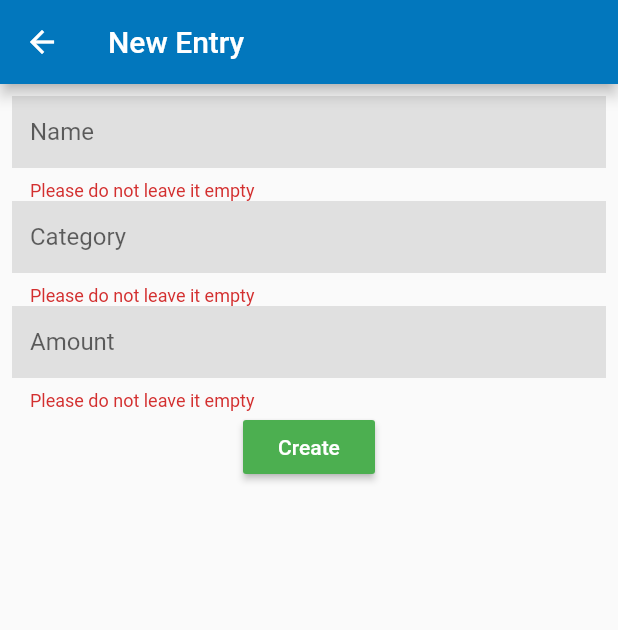
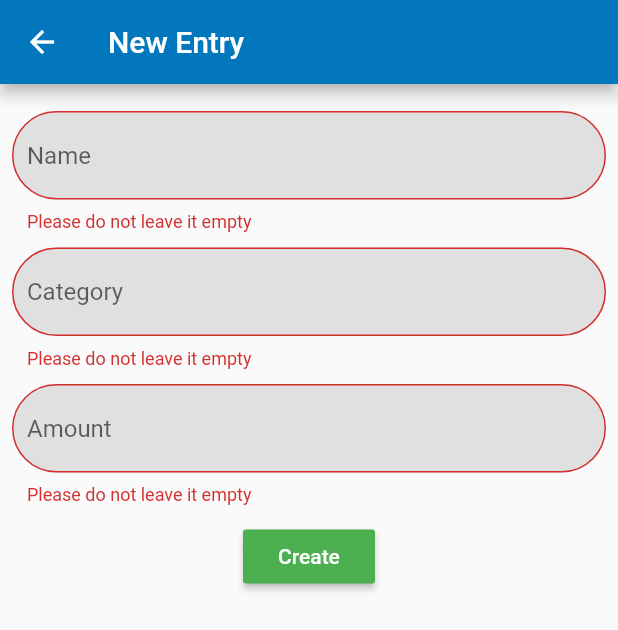
Before and after one commit to CheeSengg/BoLui, a Flutter app: the EntryPage screen opened directly, after a tap on "Create", on a phone screen of 412 x 824 dp. Shown: the top 630 px of the screen. Run offline on Flutter 3.47's test engine with Material 2 defaults, Android fonts, the phone set to English and light mode, and no system bars; our stand-ins replace charts_flutter, cloud_firestore, firebase_auth, table_calendar; missing offline and left inert: date_utils; accounts and stored records are empty.

Commit message:
Improved UI, sorted Code, Added numberTextField in new_entry

```diff
--- a/lib/screens/home_page.dart
+++ b/lib/screens/home_page.dart
@@ -67,7 +67,7 @@ class _HomePageState extends State<HomePage> {
             onPressed: () {
               Navigator.push(
                 context,
-                MaterialPageRoute(builder: (context) => EntryPage()),
+                MaterialPageRoute(builder: (context) => new EntryPage()),
               );
             },
           ),
@@ -96,6 +96,7 @@ class _HomePageState extends State<HomePage> {
         body: spendingCategories());
   }
 
+  //Widget tree for all components
   Widget collapseWindow() {
     return Column(
       children: <Widget>[
--- a/lib/screens/new_entry.dart
+++ b/lib/screens/new_entry.dart
@@ -1,8 +1,8 @@
-
 import 'package:firebase_auth/firebase_auth.dart';
 import 'package:flutter/material.dart';
 import 'package:cloud_firestore/cloud_firestore.dart';
-
+import 'package:flutter/services.dart';
+import 'package:intl/intl.dart';
 
 class EntryPage extends StatefulWidget {
   @override
@@ -10,6 +10,7 @@ class EntryPage extends StatefulWidget {
     return _EntryPage();
   }
 }
+
 //TODO: include time based entry
 class _EntryPage extends State<EntryPage> {
   String id;
@@ -28,49 +29,30 @@ class _EntryPage extends State<EntryPage> {
       body: Container(
         padding: EdgeInsets.all(8),
         child: new Form(
-            key: _formKey,
-            child: new Column(
-              children: buildInputs(),
+          key: _formKey,
+          child: new Column(
+            children: buildInputs(),
           ),
         ),
       ),
     );
   }
 
-
   List<Widget> buildInputs() {
     return [
+      Padding(padding: EdgeInsets.only(bottom: 10),),
+      inputBox('Name', 'Please do not leave it empty'),
+      Padding(padding: EdgeInsets.only(bottom: 10),),
+      inputBox('Category', 'Please do not leave it empty'),
+      Padding(padding: EdgeInsets.only(bottom: 10),),
       new TextFormField(
+        inputFormatters: [
+          WhitelistingTextInputFormatter.digitsOnly,
+          new CurrencyInputFormatter(),
+        ],
         decoration: InputDecoration(
-          border: InputBorder.none,
-          hintText: 'Name',
-          fillColor: Colors.grey[300],
-          filled: true,
-        ),
-        validator: (value) {
-          if (value.isEmpty) {
-            return 'Please do not leave it empty';
-          }
-        },
-        onSaved: (value) => name = value,
-      ),
-      new TextFormField(
-        decoration: InputDecoration(
-          border: InputBorder.none,
-          hintText: 'Category',
-          fillColor: Colors.grey[300],
-          filled: true,
-        ),
-        validator: (value) {
-          if (value.isEmpty) {
-            return 'Please do not leave it empty';
-          }
-        },
-        onSaved: (value) => category = value,
-      ),
-      new TextFormField(
-        decoration: InputDecoration(
-          border: InputBorder.none,
+          contentPadding: EdgeInsets.symmetric(vertical: 20.0, horizontal: 10.0),
+          border: OutlineInputBorder(borderRadius: BorderRadius.circular(32.0)),
           hintText: 'Amount',
           fillColor: Colors.grey[300],
           filled: true,
@@ -83,6 +65,7 @@ class _EntryPage extends State<EntryPage> {
         },
         onSaved: (value) => amount = double.parse(value),
       ),
+      Padding(padding: EdgeInsets.only(bottom: 10),),
       new RaisedButton(
         onPressed: createData,
         child: Text('Create', style: TextStyle(color: Colors.white)),
@@ -91,14 +74,56 @@ class _EntryPage extends State<EntryPage> {
     ];
   }
 
+  // Configurations for textInputFields
+  Widget inputBox(String hintText, String validator) {
+    return new TextFormField(
+      decoration: InputDecoration(
+        contentPadding: EdgeInsets.symmetric(vertical: 20.0, horizontal: 10.0),
+        border: OutlineInputBorder(borderRadius: BorderRadius.circular(32.0)),
+        hintText: hintText,
+        fillColor: Colors.grey[300],
+        filled: true,
+      ),
+      validator: (value) {
+        if (value.isEmpty) {
+          return validator;
+        }
+      },
+      onSaved: (value) => name = value,
+    );
+  }
+
+
   void createData() async {
     print("created data");
     FirebaseUser user = await FirebaseAuth.instance.currentUser();
     if (_formKey.currentState.validate()) {
       _formKey.currentState.save();
-      db.collection('Spending').document(user.uid).setData({'name': '$name', 'category': '$category', 'amount': '$amount'});
-    //  setState(() => id = ref.documentID); //Success button? close page?
+      db.collection('Spending').document(user.uid).setData(
+          {'name': '$name', 'category': '$category', 'amount': '$amount'});
+      Navigator.pop(context);
       //print(ref.documentID);
     }
   }
 }
+
+// Configurations for Number display format in Amount field
+class CurrencyInputFormatter extends TextInputFormatter {
+  TextEditingValue formatEditUpdate(
+      TextEditingValue oldValue, TextEditingValue newValue) {
+    if (newValue.selection.baseOffset == 0) {
+      print(true);
+      return newValue;
+    }
+
+    double value = double.parse(newValue.text);
+
+    final formatter = new NumberFormat("###,###,##0.00", "en_US");
+
+    String newText = formatter.format(value / 100);
+
+    return newValue.copyWith(
+        text: newText,
+        selection: new TextSelection.collapsed(offset: newText.length));
+  }
+}
--- a/lib/util/user_info.dart
+++ b/lib/util/user_info.dart
@@ -1,5 +1,4 @@
 import 'package:flutter/material.dart';
-
 
 class userInfo extends InheritedWidget {
   final userId;
@@ -12,7 +11,7 @@ class userInfo extends InheritedWidget {
   }
 
   @override
-  bool updateShouldNotify( old) {
+  bool updateShouldNotify(old) {
     return true;
   }
 }
--- a/pubspec.yaml
+++ b/pubspec.yaml
@@ -22,8 +22,10 @@ dependencies:
   charts_flutter: ^0.6.0
   table_calendar: ^1.1.2
   device_calendar: ^0.1.1
+  intl: 0.15.8
 
-# --- Shaun's Dependencies ---
+
+  # --- Shaun's Dependencies ---
   firebase_core: ^0.4.0  # add dependency for Firebase Core
   firebase_auth: ^0.11.1+7
   cloud_firestore: ^0.12.5+2
```
Also changed, not shown: lib/screens/root_page.dart (+14 -15 lines), pubspec.lock, 1 other file.
